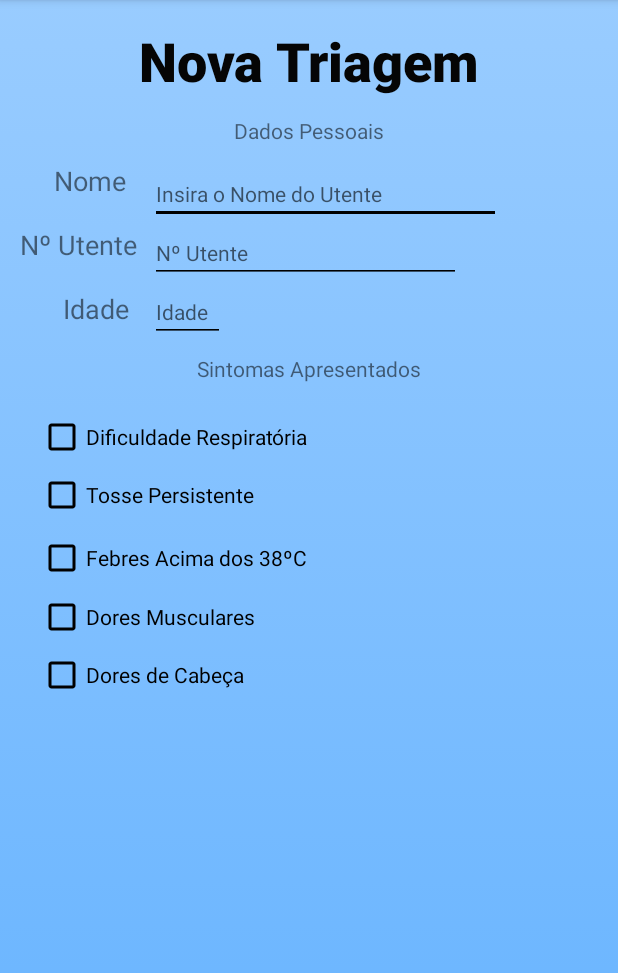
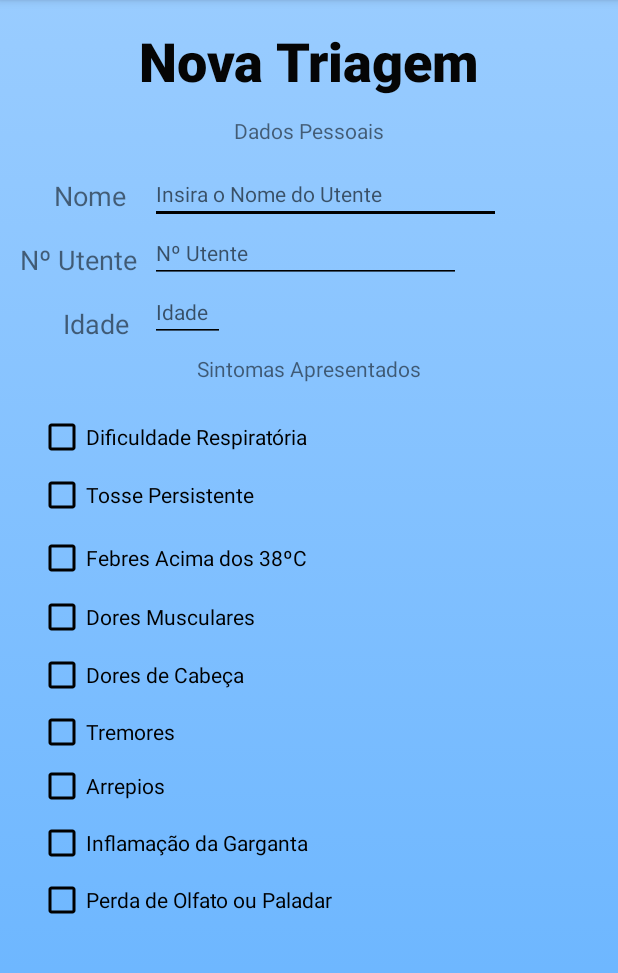
Before and after one commit to joaomftorres/AppTriagem, an Android app: the ActivityNovaTriagem screen opened directly, with no data from a screen before it, on a phone screen of 412 x 824 dp, the part 84-1057 px from its top. Run offline under Robolectric (Android 15) with nearby library versions, the phone set to English and light mode, and no system bars; Roboto replaces fonts that are not available here.

Commit message:
Novos sintomas e respetivas strings

```diff
--- a/app/src/main/res/layout/activity_nova_triagem.xml
+++ b/app/src/main/res/layout/activity_nova_triagem.xml
@@ -1,8 +1,7 @@
 <?xml version="1.0" encoding="utf-8"?>
 
 
-<androidx.constraintlayout.widget.ConstraintLayout
-    xmlns:android="http://schemas.android.com/apk/res/android"
+<androidx.constraintlayout.widget.ConstraintLayout xmlns:android="http://schemas.android.com/apk/res/android"
     xmlns:app="http://schemas.android.com/apk/res-auto"
     xmlns:tools="http://schemas.android.com/tools"
     android:layout_width="match_parent"
@@ -30,8 +29,8 @@
         android:layout_marginStart="25dp"
         android:layout_marginLeft="25dp"
         android:layout_marginTop="314dp"
+        android:buttonTint="@android:color/black"
         android:checked="false"
-        android:buttonTint="@android:color/black"
         android:text="@string/checkBoxTossePersistente"
         app:layout_constraintStart_toStartOf="parent"
         app:layout_constraintTop_toTopOf="parent" />
@@ -73,7 +72,53 @@
         app:layout_constraintTop_toTopOf="parent" />
 
 
+    <CheckBox
+        android:id="@+id/checkBoxTremores"
+        android:layout_width="wrap_content"
+        android:layout_height="wrap_content"
+        android:layout_marginStart="25dp"
+        android:layout_marginLeft="25dp"
+        android:layout_marginTop="472dp"
+        android:buttonTint="@android:color/black"
+        android:text="@string/checkBoxTremores"
+        app:layout_constraintStart_toStartOf="parent"
+        app:layout_constraintTop_toTopOf="parent" />
 
+    <CheckBox
+        android:id="@+id/checkBoxArrepios"
+        android:layout_width="wrap_content"
+        android:layout_height="wrap_content"
+        android:layout_marginStart="25dp"
+        android:layout_marginLeft="25dp"
+        android:layout_marginTop="508dp"
+        android:buttonTint="@android:color/black"
+        android:text="@string/checkBoxArrepios"
+        app:layout_constraintStart_toStartOf="parent"
+        app:layout_constraintTop_toTopOf="parent" />
+
+    <CheckBox
+        android:id="@+id/checkBoxGarganta"
+        android:layout_width="wrap_content"
+        android:layout_height="wrap_content"
+        android:layout_marginStart="25dp"
+        android:layout_marginLeft="25dp"
+        android:layout_marginTop="546dp"
+        android:buttonTint="@android:color/black"
+        android:text="@string/checkBoxGarganta"
+        app:layout_constraintStart_toStartOf="parent"
+        app:layout_constraintTop_toTopOf="parent" />
+
+    <CheckBox
+        android:id="@+id/checkBoxOlfato"
+        android:layout_width="wrap_content"
+        android:layout_height="wrap_content"
+        android:layout_marginStart="25dp"
+        android:layout_marginLeft="25dp"
+        android:layout_marginTop="584dp"
+        android:text="@string/checkBoxOlfato"
+        android:buttonTint="@android:color/black"
+        app:layout_constraintStart_toStartOf="parent"
+        app:layout_constraintTop_toTopOf="parent" />
 
     <EditText
         android:id="@+id/editTextNomeUtente"
@@ -83,10 +128,10 @@
         android:layout_marginLeft="100dp"
         android:layout_marginTop="17dp"
         android:backgroundTint="@android:color/black"
-        android:textCursorDrawable="@null"
         android:ems="10"
         android:hint="Insira o Nome do Utente"
         android:inputType="textPersonName"
+        android:textCursorDrawable="@null"
         android:textSize="14sp"
         app:layout_constraintStart_toStartOf="parent"
         app:layout_constraintTop_toBottomOf="@+id/textViewDadosPessoais" />
@@ -99,10 +144,10 @@
         android:layout_marginLeft="100dp"
         android:layout_marginTop="4dp"
         android:backgroundTint="@android:color/black"
-        android:textCursorDrawable="@null"
         android:ems="10"
         android:hint="@string/editTextIdade"
         android:inputType="number"
+        android:textCursorDrawable="@null"
         android:textSize="14sp"
         app:layout_constraintStart_toStartOf="parent"
         app:layout_constraintTop_toBottomOf="@+id/editTextNumeroUtente" />
@@ -115,10 +160,10 @@
         android:layout_marginLeft="100dp"
         android:layout_marginTop="4dp"
         android:backgroundTint="@android:color/black"
-        android:textCursorDrawable="@null"
         android:ems="10"
         android:hint="@string/textViewNumeroUtente"
         android:inputType="number"
+        android:textCursorDrawable="@null"
         android:textSize="14sp"
         app:layout_constraintStart_toStartOf="parent"
         app:layout_constraintTop_toBottomOf="@+id/editTextNomeUtente" />
@@ -142,7 +187,7 @@
         android:layout_height="wrap_content"
         android:layout_marginStart="36dp"
         android:layout_marginLeft="36dp"
-        android:layout_marginTop="108dp"
+        android:layout_marginTop="118dp"
         android:text="@string/textViewNome"
         android:textSize="18sp"
         app:layout_constraintStart_toStartOf="parent"
@@ -201,4 +246,4 @@
         app:layout_constraintStart_toStartOf="parent"
         app:layout_constraintTop_toTopOf="parent" />
 
-    </androidx.constraintlayout.widget.ConstraintLayout>
+</androidx.constraintlayout.widget.ConstraintLayout>
--- a/app/src/main/res/values/strings.xml
+++ b/app/src/main/res/values/strings.xml
@@ -21,4 +21,8 @@
     <string name="textViewNome">Nome</string>
     <string name="textViewIdade">Idade</string>
     <string name="textViewDadosPessoais">Dados Pessoais</string>
+    <string name="checkBoxTremores">Tremores</string>
+    <string name="checkBoxArrepios">Arrepios</string>
+    <string name="checkBoxGarganta">Inflamação da Garganta</string>
+    <string name="checkBoxOlfato">Perda de Olfato ou Paladar</string>
 </resources>
```
